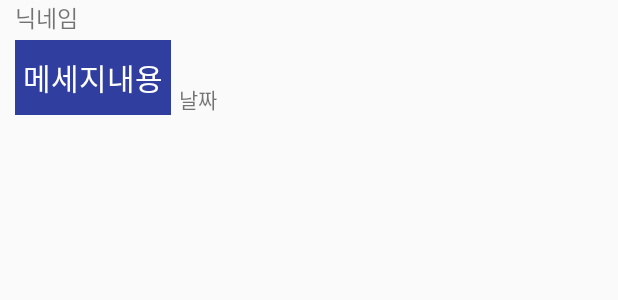
After one commit to bairon62/chat, an Android app: the layout layout_main_chat_0.xml on its own in the app's theme, with its tools: preview values and no code run, on a phone screen of 412 x 824 dp. The commit adds this screen. Shown: the top 300 px of the screen. Run offline under Robolectric (Android 15) with nearby library versions, the phone set to English and light mode, and no system bars.

Commit message:
RecyclerView 구현완료 상대방 대화 구분 완료 ---------------------- Todo 위쪽으로 스크롤 하는 경우 추가적인 대화목록 출력

```diff
--- a/app/src/main/res/layout/activity_main.xml
+++ b/app/src/main/res/layout/activity_main.xml
@@ -7,14 +7,14 @@
     android:orientation="vertical"
     tools:context="com.j2k.chat.view.MainActivity">
 
-    <ListView
+    <android.support.v7.widget.RecyclerView
         android:id="@+id/listView"
         android:layout_width="match_parent"
         android:layout_height="0dp"
         android:layout_weight="1"
         android:paddingTop="10dp" >
 
-    </ListView>
+    </android.support.v7.widget.RecyclerView>
 
     <LinearLayout
         android:layout_width="match_parent"
--- /dev/null
+++ b/app/src/main/res/layout/layout_main_chat_0.xml
@@ -0,0 +1,45 @@
+<?xml version="1.0" encoding="utf-8"?>
+<LinearLayout xmlns:android="http://schemas.android.com/apk/res/android"
+    android:layout_width="match_parent"
+    android:layout_height="wrap_content"
+    android:orientation="vertical"
+    android:paddingLeft="10dp"
+    android:paddingRight="10dp">
+
+    <TextView
+        android:id="@+id/nameTxt"
+        android:layout_width="wrap_content"
+        android:layout_height="wrap_content"
+        android:layout_marginBottom="3dp"
+        android:text="닉네임"
+        android:textSize="15dp" />
+
+    <LinearLayout
+        android:layout_width="match_parent"
+        android:layout_height="50dp"
+        android:layout_marginBottom="3dp"
+        android:orientation="horizontal">
+
+        <TextView
+            android:id="@+id/messageTxt"
+            android:layout_width="wrap_content"
+            android:layout_height="match_parent"
+            android:layout_marginRight="5dp"
+            android:background="#303F9F"
+            android:gravity="center_vertical"
+            android:paddingLeft="5dp"
+            android:paddingRight="5dp"
+            android:text="메세지내용"
+            android:textColor="#FFFFFF"
+            android:textSize="20dp" />
+
+        <TextView
+            android:id="@+id/dateTxt"
+            android:layout_width="wrap_content"
+            android:layout_height="match_parent"
+            android:gravity="bottom"
+            android:text="날짜" />
+
+    </LinearLayout>
+
+</LinearLayout>
```
Also changed, not shown: app/src/main/java/com/j2k/chat/view/ChatAdapter.kt (added, +80 -0 lines), app/src/main/java/com/j2k/chat/view/MainActivity.kt (+20 -12 lines), app/src/main/res/layout/layout_main_chat_1.xml (added, +34 -0 lines).
